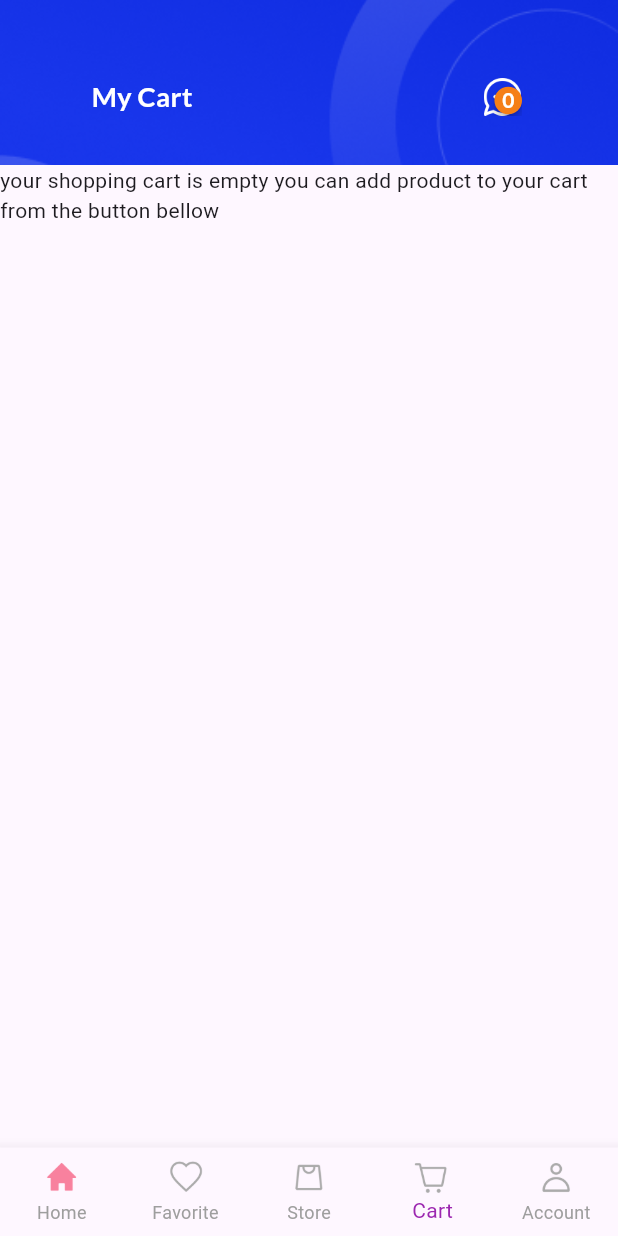
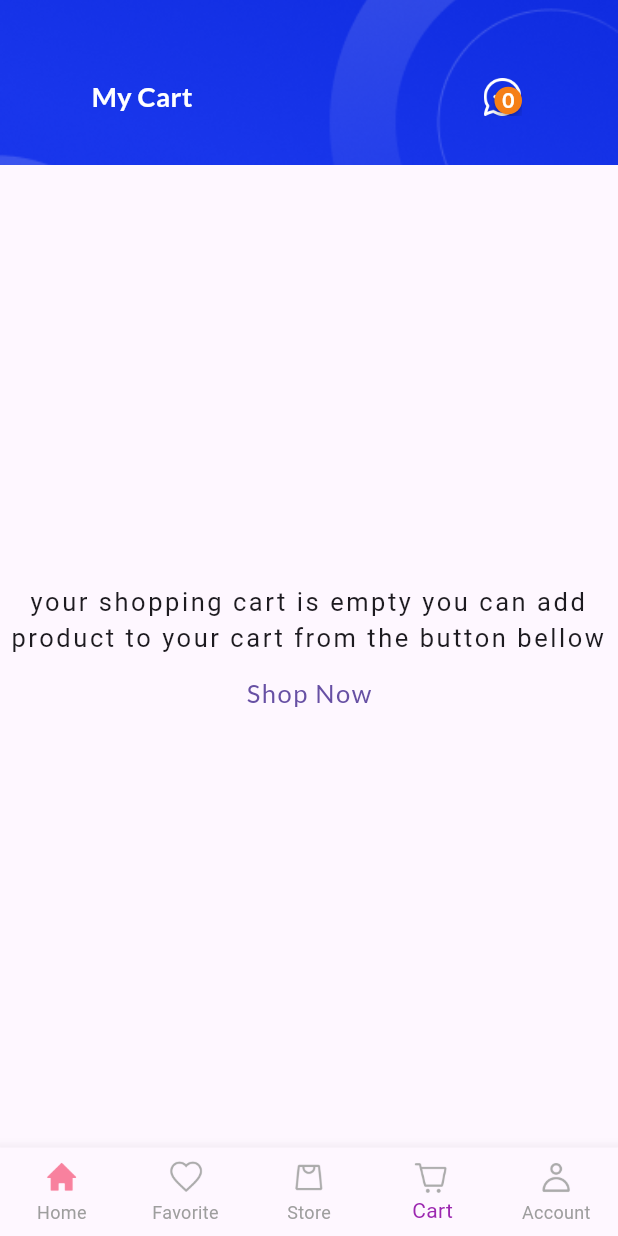
Before and after one commit to hieunguyen1912/AppDevelopment, a Flutter app: the screen it shows after launch, item 4 of the bottom bar chosen, on a phone screen of 412 x 824 dp. Run offline on Flutter 3.47's test engine with Material 3 defaults, Android fonts, the phone set to English and light mode, and no system bars; drawn by our look-alikes of badges; our stand-ins replace cloud_firestore, file_picker, firebase_auth, firebase_core, firebase_storage, flutter_easyloading and 2 more; missing offline and left inert: flutter_admin_scaffold; accounts and stored records are empty.

Commit message:
cart empty ui

```diff
--- a/Group7Project/Ecommerceapp/tmdt_app/lib/views/screens/nav_screens/cart_screens.dart
+++ b/Group7Project/Ecommerceapp/tmdt_app/lib/views/screens/nav_screens/cart_screens.dart
@@ -3,6 +3,7 @@ import 'package:badges/badges.dart' as badges;
 import 'package:flutter_riverpod/flutter_riverpod.dart';
 import 'package:google_fonts/google_fonts.dart';
 import 'package:tmdt_app/provider/cart_provider.dart';
+import 'package:tmdt_app/views/screens/main_screens.dart';
 
 class CartScreens extends ConsumerStatefulWidget {
   const CartScreens({super.key});
@@ -81,9 +82,31 @@ class _CartScreensState extends ConsumerState<CartScreens> {
         body: cartData.isEmpty
             ? Center(
                 child: Column(
+                  mainAxisAlignment: MainAxisAlignment.center,
                   children: [
                     Text(
-                        'your shopping cart is empty you can add product to your cart from the button bellow')
+                      'your shopping cart is empty you can add product to your cart from the button bellow',
+                      textAlign: TextAlign.center,
+                      style: GoogleFonts.roboto(
+                        fontSize: 17,
+                        letterSpacing: 1.7,
+                      ),
+                    ),
+                    TextButton(
+                      onPressed: () {
+                        Navigator.push(context,
+                            MaterialPageRoute(builder: (context) {
+                          return MainScreen();
+                        }));
+                      },
+                      child: Text(
+                        'Shop Now',
+                        style: GoogleFonts.lato(
+                          fontSize: 17,
+                          letterSpacing: 1,
+                        ),
+                      ),
+                    ),
                   ],
                 ),
               )
```
